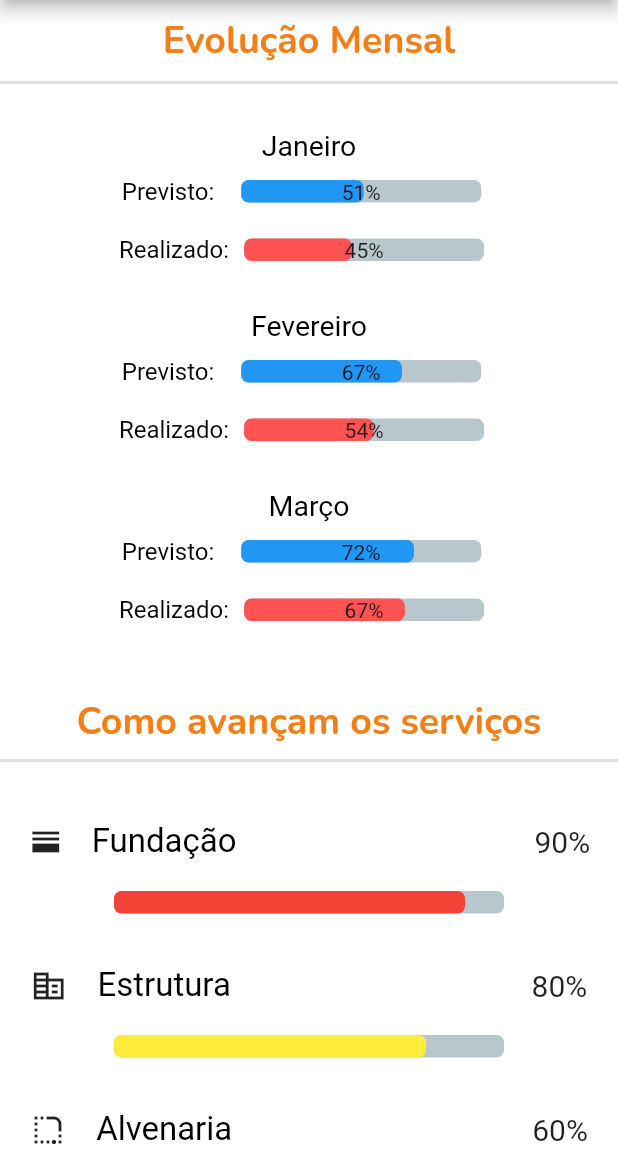
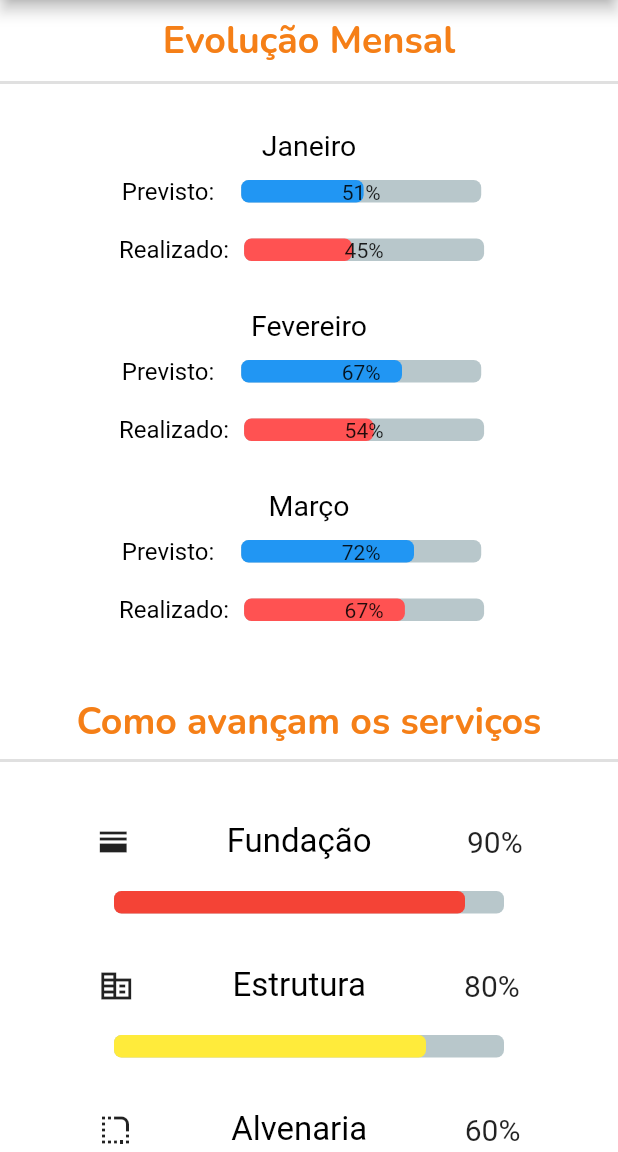
Before and after one commit to ackys27/cfcasafeita, a Flutter app: the MyHomePage screen opened by its route, swiped to page 4, on a phone screen of 412 x 824 dp, the part 84-1236 px from its top. Run offline on Flutter 3.47's test engine with Material 2 defaults, Android fonts, the phone set to English and light mode, and no system bars; drawn by our look-alikes of percent_indicator.

Commit message:
Ajustes 30ago

```diff
--- a/lib/evolucao_mensal/evolucao.dart
+++ b/lib/evolucao_mensal/evolucao.dart
@@ -234,7 +234,6 @@ class _evolucaoState extends State<evolucao> {
               children: [
                 Icon(Icons.horizontal_split, ),
                 Container(
-                  padding: EdgeInsets.only(right: 180),
                   child: Text(
                     "Fundação",
                     style: TextStyle(
@@ -281,7 +280,6 @@ class _evolucaoState extends State<evolucao> {
               children: [
                 Icon(Icons.corporate_fare, ),
                 Container(
-                  padding: EdgeInsets.only(right: 180),
                   child: Text(
                     "Estrutura",
                     style: TextStyle(
@@ -326,7 +324,6 @@ class _evolucaoState extends State<evolucao> {
               children: [
                 Icon(Icons.rounded_corner ),
                 Container(
-                  padding: EdgeInsets.only(right: 180),
                   child: Text(
                     "Alvenaria",
                     style: TextStyle(
@@ -372,7 +369,6 @@ class _evolucaoState extends State<evolucao> {
               children: [
                 Icon(Icons.construction ),
                 Container(
-                  padding: EdgeInsets.only(right: 160),
                   child: Text(
                     "Instalações",
                     style: TextStyle(
@@ -417,7 +413,6 @@ class _evolucaoState extends State<evolucao> {
               children: [
                 Icon(Icons.view_comfy ),
                 Container(
-                  padding: EdgeInsets.only(right: 160),
                   child: Text(
                     "Acabamento",
                     style: TextStyle(
```
Also changed, not shown: 12 other files.
